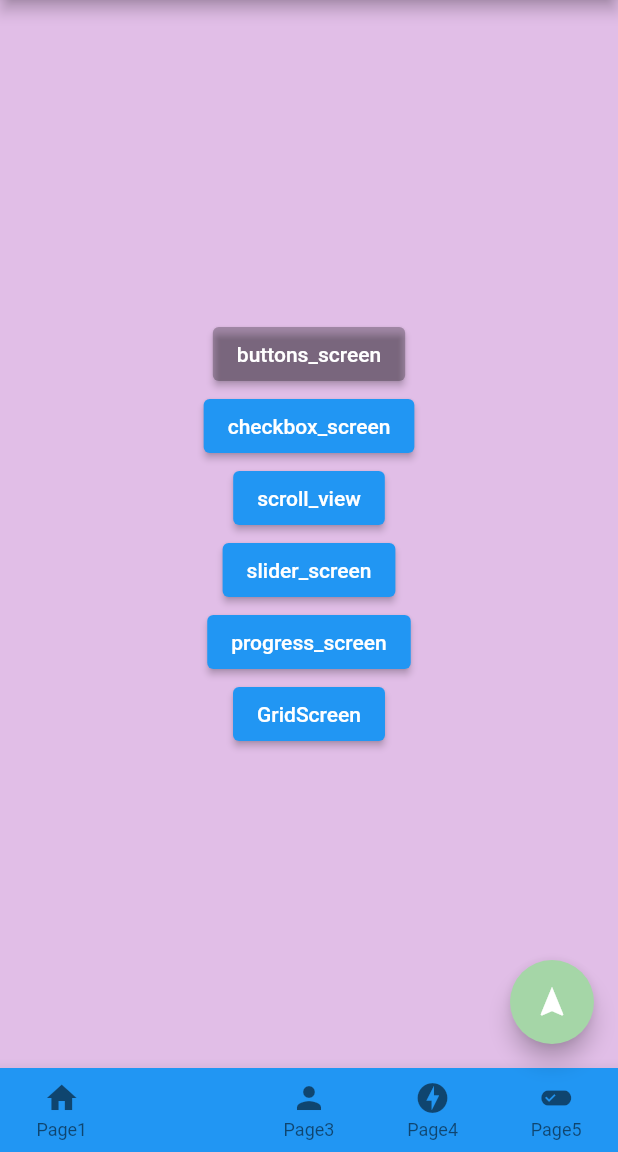
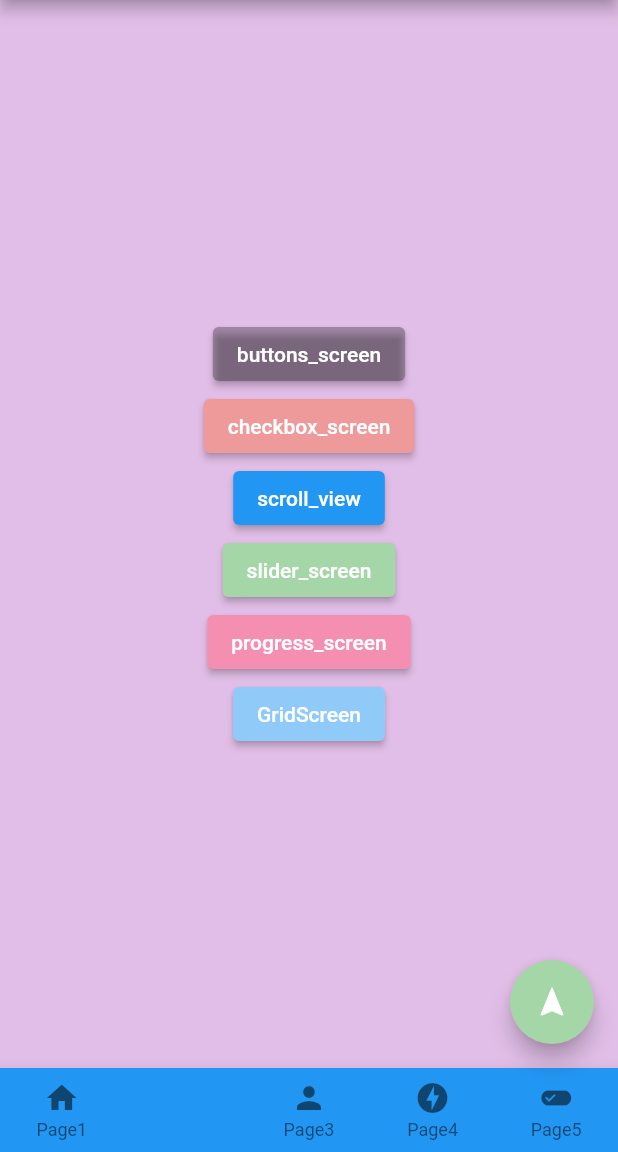
Before and after one commit to ramen2020/flutter_cheat, a Flutter app: the screen it shows after launch, item 2 of the bottom bar chosen, on a phone screen of 412 x 824 dp, the part 84-1236 px from its top. Run offline on Flutter 3.47's test engine with Material 2 defaults, Android fonts, the phone set to English and light mode, and no system bars.

Commit message:
fix page2 UI

```diff
--- a/lib/screen/page2_screen.dart
+++ b/lib/screen/page2_screen.dart
@@ -31,6 +31,9 @@ class Page2 extends StatelessWidget {
                   }),
 
               ElevatedButton(
+                style: ElevatedButton.styleFrom(
+                  primary: Colors.red[200],
+                ),
                 child: Text('checkbox_screen'),
                 onPressed: () {
                   Navigator.push(
@@ -53,6 +56,9 @@ class Page2 extends StatelessWidget {
               ),
 
               ElevatedButton(
+                style: ElevatedButton.styleFrom(
+                  primary: Colors.green[200],
+                ),
                 child: Text('slider_screen'),
                 onPressed: () {
                   Navigator.push(
@@ -64,6 +70,9 @@ class Page2 extends StatelessWidget {
               ),
 
               ElevatedButton(
+                style: ElevatedButton.styleFrom(
+                  primary: Colors.pink[200],
+                ),
                 child: Text('progress_screen'),
                 onPressed: () {
                   Navigator.push(
@@ -75,6 +84,9 @@ class Page2 extends StatelessWidget {
               ),
 
               ElevatedButton(
+                  style: ElevatedButton.styleFrom(
+                    primary: Colors.blue[200],
+                  ),
                   child: Text('GridScreen'),
                   onPressed: () {
                     Navigator.push(
```
